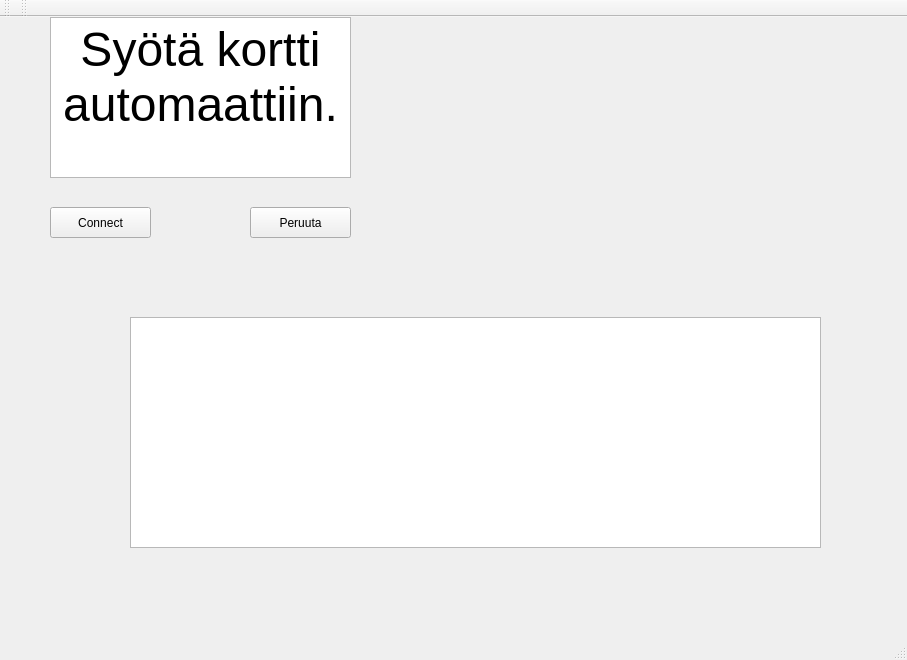
The window that Pankkiautomaatti.oikia/Pankkiautomaatti/mainwindow.ui (t4tuan00/Pankkiautomaatti) describes before a commit, drawn with Qt 5.
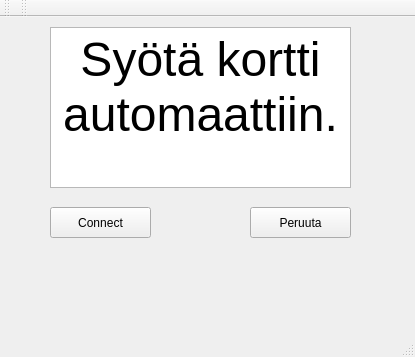
The same window after the commit.

```diff
--- a/Pankkiautomaatti.oikia/Pankkiautomaatti/mainwindow.ui
+++ b/Pankkiautomaatti.oikia/Pankkiautomaatti/mainwindow.ui
@@ -6,8 +6,8 @@
    <rect>
     <x>0</x>
     <y>0</y>
-    <width>907</width>
-    <height>660</height>
+    <width>415</width>
+    <height>357</height>
    </rect>
   </property>
   <property name="windowTitle">
@@ -18,7 +18,7 @@
     <property name="geometry">
      <rect>
       <x>50</x>
-      <y>0</y>
+      <y>10</y>
       <width>301</width>
       <height>161</height>
      </rect>
@@ -58,16 +58,6 @@
      <string>Connect</string>
     </property>
    </widget>
-   <widget class="QTableView" name="tableView">
-    <property name="geometry">
-     <rect>
-      <x>130</x>
-      <y>300</y>
-      <width>691</width>
-      <height>231</height>
-     </rect>
-    </property>
-   </widget>
   </widget>
   <widget class="QMenuBar" name="menuBar">
    <property name="geometry">
```
Left out of the diff: 2 changed lines with no effect on the pictures.
